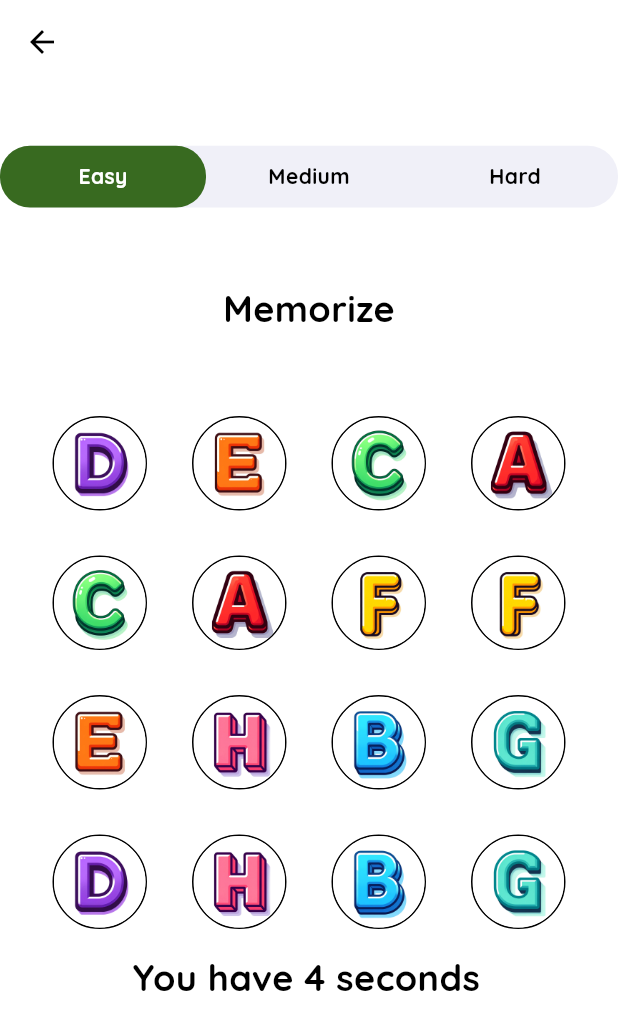
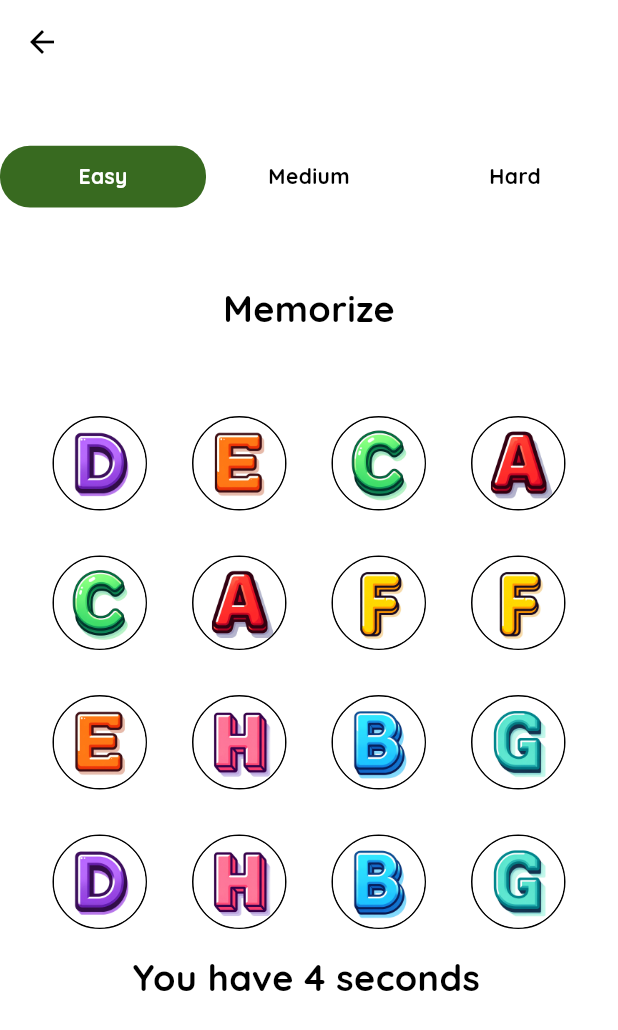
Before and after one commit to FirefoxSRV/Match-da-pairs, a Flutter app: the GameScreen screen opened directly, on a phone screen of 412 x 824 dp. Shown: the top 1030 px of the screen. Run offline on Flutter 3.47's test engine with Material 3 defaults, Android fonts, the light colour scheme and no system bars; our stand-ins replace audioplayers, connectivity_plus, firebase_auth, firebase_core, firebase_database, font_awesome_flutter and 3 more; missing offline and left inert: games_services; accounts and stored records are empty.

Commit message:
Removed deprecated classes

```diff
--- a/lib/Screen/game/game_screen.dart
+++ b/lib/Screen/game/game_screen.dart
@@ -1,5 +1,4 @@
 import 'dart:async';
-import 'package:audioplayers/audioplayers.dart';
 import 'package:flutter/material.dart';
 import 'package:flutter/services.dart';
 import 'package:google_fonts/google_fonts.dart';
@@ -182,7 +181,7 @@ class GameScreenState extends State<GameScreen> {
             Container(
               height: height * 0.05,
               decoration: BoxDecoration(
-                color: Theme.of(context).colorScheme.background,
+                color: Theme.of(context).colorScheme.surface,
                 borderRadius: BorderRadius.circular(20),
               ),
               child: Stack(
--- a/lib/Screen/landing_page/landing_page_utils/about_game_screen.dart
+++ b/lib/Screen/landing_page/landing_page_utils/about_game_screen.dart
@@ -1,4 +1,3 @@
-import 'package:flutter/cupertino.dart';
 import 'package:flutter/material.dart';
 import 'package:google_fonts/google_fonts.dart';
 
```
Also changed, not shown: lib/Screen/game_end/final_screen.dart (+5 -6 lines).
